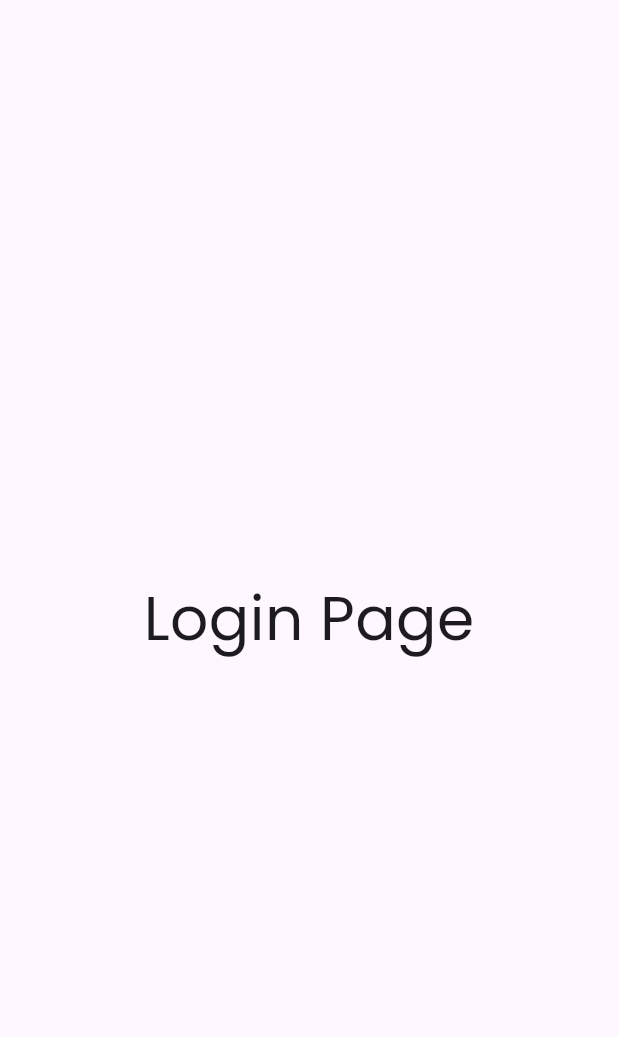
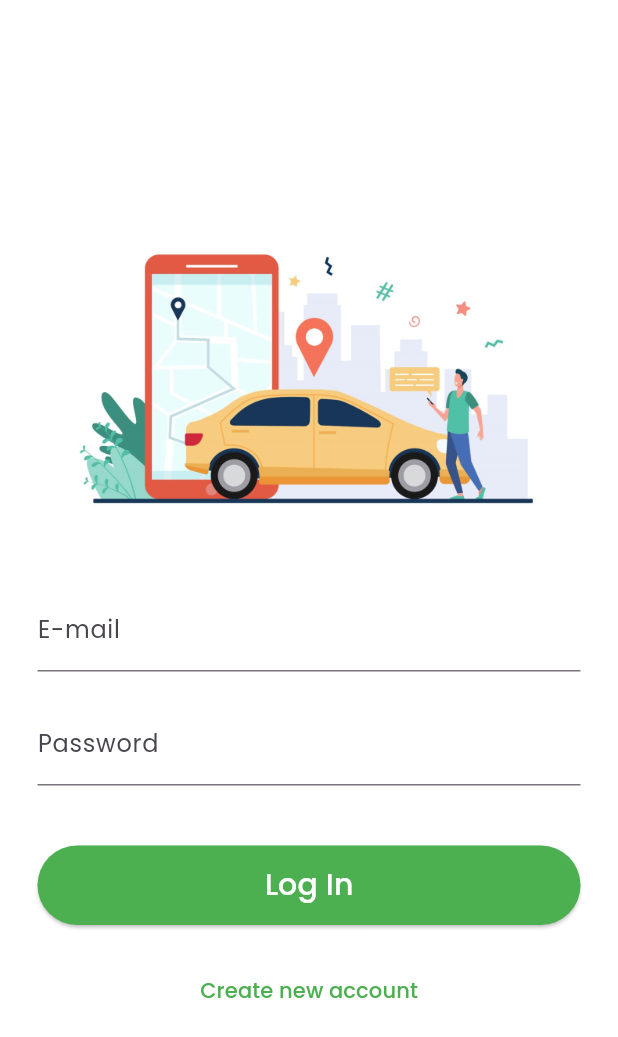
Before and after one commit to JoaoDant4s/AppCaronas, a Flutter app: the Login screen opened by its route, on a phone screen of 412 x 824 dp. Shown: the top 1037 px of the screen. Run offline on Flutter 3.47's test engine with Material 2 defaults, Android fonts, the phone set to English and light mode, and no system bars.

Commit message:
Created the login screen

```diff
--- a/lib/main.dart
+++ b/lib/main.dart
@@ -1,6 +1,7 @@
 import 'package:caronas/screen/carpoolList.dart';
 import 'package:caronas/screen/home.dart';
 import 'package:caronas/screen/login.dart';
+import 'package:caronas/screen/newAccount.dart';
 import 'package:caronas/screen/register.dart';
 import 'package:caronas/screen/search.dart';
 import 'package:caronas/theme/theme.dart';
@@ -19,13 +20,14 @@ class MyApp extends StatelessWidget {
         title: 'Flutter Demo',
         debugShowCheckedModeBanner: false,
         theme: MyTheme.customTheme,
-        initialRoute: '/',
+        initialRoute: '/login',
         routes: {
           AppRoutes.HOME: (context) => Home(),
           AppRoutes.LOGIN: (context) => Login(),
           AppRoutes.SEARCH: (context) => Search(),
           AppRoutes.CARPOOLLIST: (context) => CarpoolList(),
-          AppRoutes.REGISTER: (context) => Register()
+          AppRoutes.REGISTER: (context) => Register(),
+          AppRoutes.NEWACCOUNT: (context) => CadastroLogin(),
         });
   }
 }
--- a/lib/screen/login.dart
+++ b/lib/screen/login.dart
@@ -1,5 +1,5 @@
 import 'package:flutter/material.dart';
-
+import 'package:caronas/utils/app_routes.dart';
 class Login extends StatefulWidget {
   const Login({super.key});
 
@@ -11,13 +11,68 @@ class _LoginState extends State<Login> {
   @override
   Widget build(BuildContext context) {
     return Scaffold(
-      body: const Center(
-        child: Text(
-          "Login Page",
-          style: TextStyle(fontSize: 40),
+      backgroundColor: const Color(0xFFF5F5F5),
+      body: Container(
+        color: Colors.white,
+        child: Center(
+          child: Padding(
+            padding: const EdgeInsets.symmetric(horizontal: 25),
+            child: Column(
+              mainAxisSize: MainAxisSize.max,
+              mainAxisAlignment: MainAxisAlignment.center,
+              children: [
+                Flexible(
+                  child: Stack(
+                    children: <Widget>[
+                      Image(
+                        image: AssetImage("assets/images/car2d.png"),
+                        width: 1388,
+                        fit: BoxFit.cover,
+                      ),
+                    ],
+                  ),
+                ),
+                SizedBox(height: 40),
+                TextField(
+                  decoration: InputDecoration(labelText: 'E-mail'),
+                ),
+                SizedBox(height: 20),
+                TextField(
+                  decoration: InputDecoration(labelText: 'Password'),
+                  obscureText: true,
+                ),
+                SizedBox(height: 40),
+                FractionallySizedBox(
+                  widthFactor: 1.0,
+                  child: Container(
+                    color: Colors.white,
+                    child: ElevatedButton(
+                      onPressed: () {},
+                      style: ElevatedButton.styleFrom(
+                        backgroundColor: Colors.green,
+                      ),
+                      child: Padding(
+                        padding: const EdgeInsets.all(12.0),
+                        child: Text(
+                          'Log In',
+                          style: TextStyle(color: Colors.white,fontSize: 20),
+                        ),
+                      ),
+                    ),
+                  ),
+                ),
+                SizedBox(height: 20),
+                TextButton(
+                  onPressed: () {
+                    Navigator.of(context).pushNamed(AppRoutes.NEWACCOUNT);
+                  },
+                  child: Text('Create new account',style: TextStyle(fontSize: 14,color: Colors.green),),
+                ),
+              ],
+            ),
+          ),
         ),
       ),
     );
-    ;
   }
 }
--- a/lib/utils/app_routes.dart
+++ b/lib/utils/app_routes.dart
@@ -6,4 +6,5 @@ class AppRoutes {
   static const SEARCH = '/search';
   static const CARPOOLLIST = '/carpoollist';
   static const REGISTER = '/register';
+  static const NEWACCOUNT = '/newAccount';
 }
--- a/pubspec.yaml
+++ b/pubspec.yaml
@@ -59,6 +59,7 @@ flutter:
     - assets/fonts/
     - assets/gifs/
     - assets/images/3dcar.png
+    - assets/images/car2d.png
     - assets/cards.json
   fonts:
     - family: Poppins
```
Also changed, not shown: lib/models/user.dart (added, +18 -0 lines), lib/screen/newAccount.dart (added, +129 -0 lines), assets/images/car2d.png (added).
